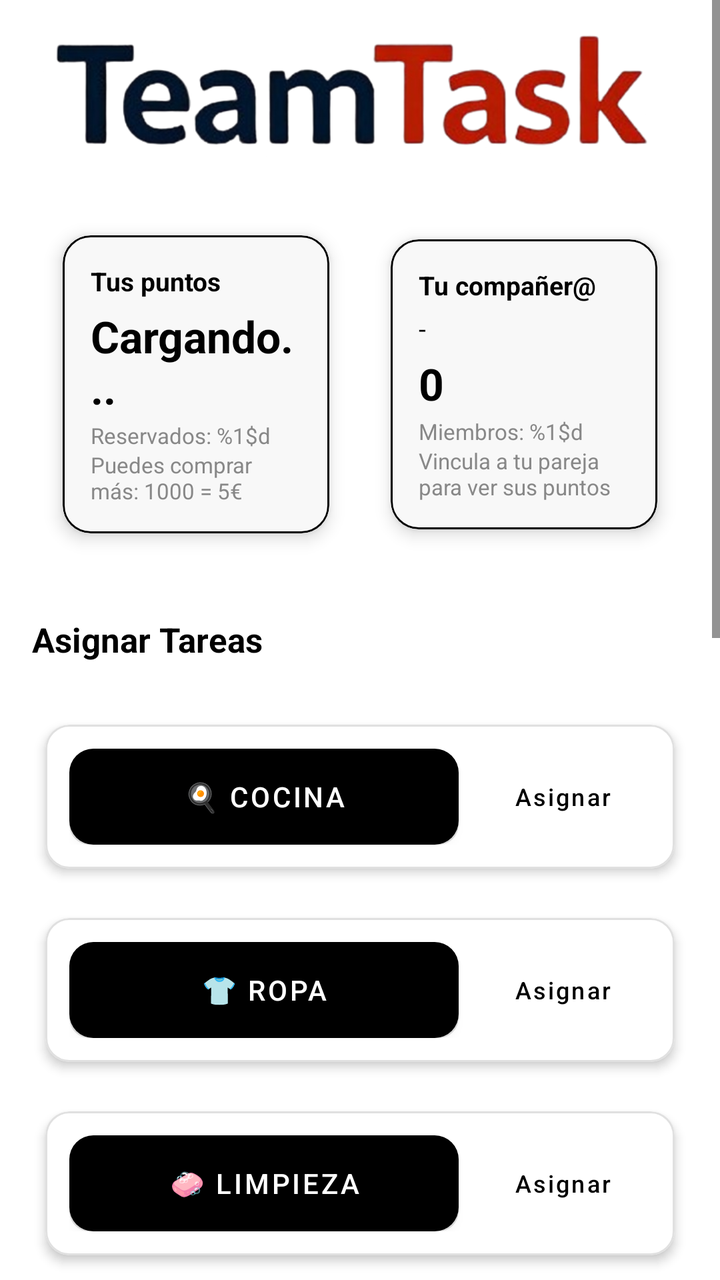
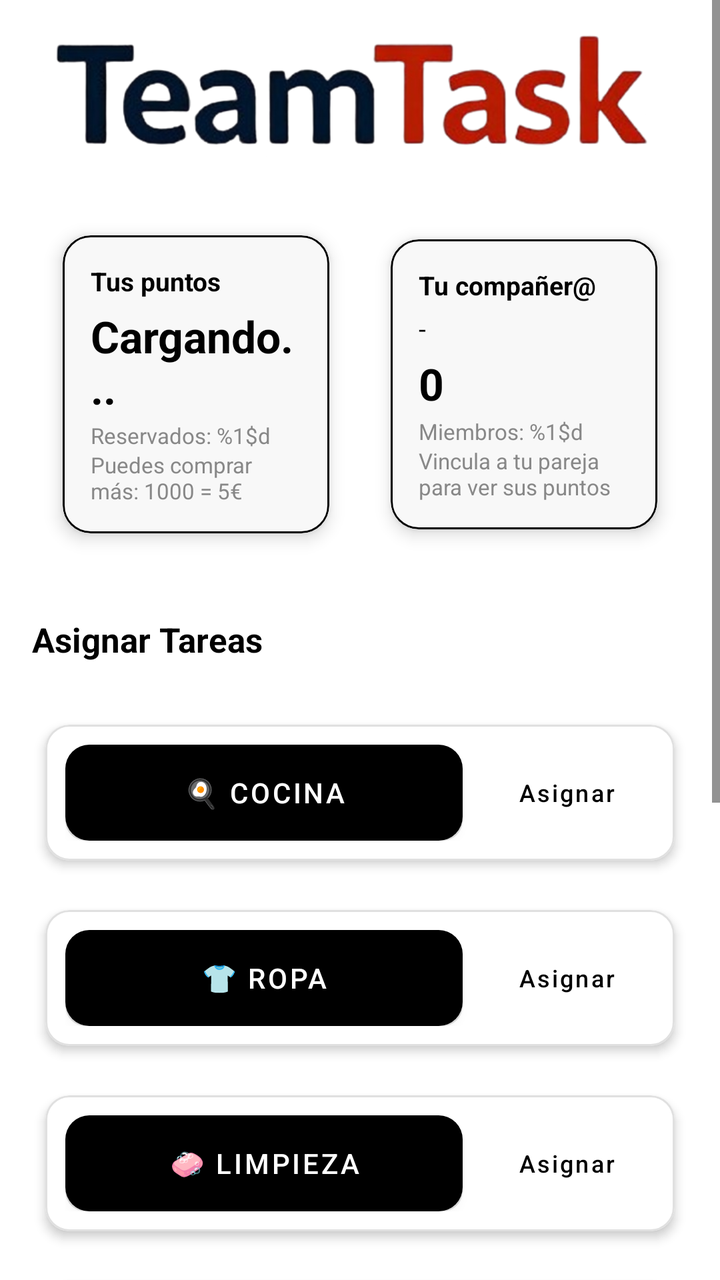

The first picture is an Android layout as it rendered before a commit; the second is the same layout after the commit. The layout source and the unified diff follow.
<!-- AndroidManifest.xml: application theme Theme.TFG -->
<!-- res/layout/fragment_pg_principal.xml -->
<?xml version="1.0" encoding="utf-8"?>
<ScrollView
    xmlns:android="http://schemas.android.com/apk/res/android"
    xmlns:app="http://schemas.android.com/apk/res-auto"
    android:layout_width="match_parent"
    android:layout_height="match_parent"
    android:fillViewport="true"
    android:background="@color/fondo">

    <LinearLayout
        android:layout_width="match_parent"
        android:layout_height="wrap_content"
        android:orientation="vertical"
        android:paddingTop="16dp"
        android:paddingStart="16dp"
        android:paddingEnd="16dp"
        android:paddingBottom="72dp">

        
        <ImageView
            android:id="@+id/titulo"
            android:layout_width="wrap_content"
            android:layout_height="64dp"
            android:layout_gravity="center"
            android:contentDescription="@string/app_name"
            android:src="@drawable/titulo" />

        
        <LinearLayout
            android:layout_width="match_parent"
            android:layout_height="wrap_content"
            android:orientation="horizontal"
            android:layout_marginTop="20dp"
            android:gravity="center"
            android:weightSum="2">

            
            <com.google.android.material.card.MaterialCardView
                android:layout_width="0dp"
                android:layout_height="wrap_content"
                android:layout_weight="1"
                android:layout_margin="6dp"
                app:cardCornerRadius="14dp"
                app:cardElevation="5dp"
                app:cardBackgroundColor="@color/white"
                app:strokeColor="@color/negro"
                app:strokeWidth="1dp">

                <LinearLayout
                    android:layout_width="match_parent"
                    android:layout_height="wrap_content"
                    android:orientation="vertical"
                    android:padding="14dp"
                    android:background="#F8F8F8">

                    <TextView
                        android:text="@string/tus_puntos"
                        android:textStyle="bold"
                        android:layout_height="wrap_content"
                        android:layout_width="wrap_content"
                        android:textColor="@color/texto_principal"
                        android:textSize="13sp" />

                    <TextView
                        android:id="@+id/puntosUsuario"
                        android:text="@string/cargando"
                        android:layout_height="wrap_content"
                        android:layout_width="wrap_content"
                        android:textSize="22sp"
                        android:textStyle="bold"
                        android:textColor="@color/negro"
                        android:layout_marginTop="4dp" />

                    <TextView
                        android:id="@+id/puntosReservados"
                        android:text="@string/reservados_format"
                        android:layout_width="wrap_content"
                        android:layout_height="wrap_content"
                        android:textSize="11sp"
                        android:textColor="@color/gris"
                        android:layout_marginTop="2dp" />

                    <TextView
                        android:text="@string/comprar_puntos"
                        android:textSize="11sp"
                        android:layout_height="wrap_content"
                        android:layout_width="wrap_content"
                        android:textColor="@color/gris" />
                </LinearLayout>
            </com.google.android.material.card.MaterialCardView>

            
            <com.google.android.material.card.MaterialCardView
                android:layout_width="0dp"
                android:layout_height="wrap_content"
                android:layout_weight="1"
                android:layout_margin="6dp"
                app:cardCornerRadius="14dp"
                app:cardElevation="5dp"
                app:cardBackgroundColor="@color/white"
                app:strokeColor="@color/negro"
                app:strokeWidth="1dp">

                <LinearLayout
                    android:layout_width="match_parent"
                    android:layout_height="wrap_content"
                    android:orientation="vertical"
                    android:padding="14dp"
                    android:background="#F8F8F8">

                    <TextView
                        android:text="@string/tu_companero"
                        android:textStyle="bold"
                        android:layout_height="wrap_content"
                        android:layout_width="wrap_content"
                        android:textColor="@color/texto_principal"
                        android:textSize="13sp" />

                    <TextView
                        android:id="@+id/nombreGrupo"
                        android:layout_width="wrap_content"
                        android:layout_height="wrap_content"
                        android:text="@string/guion"
                        android:textColor="@color/texto_principal"
                        android:textSize="13sp"
                        android:layout_marginTop="4dp" />

                    <TextView
                        android:id="@+id/puntosCompanero"
                        android:text="@string/cero"
                        android:textSize="22sp"
                        android:textStyle="bold"
                        android:textColor="@color/negro"
                        android:layout_height="wrap_content"
                        android:layout_width="wrap_content"
                        android:layout_marginTop="4dp" />

                    <TextView
                        android:id="@+id/miembrosCount"
                        android:text="@string/miembros_format"
                        android:layout_width="wrap_content"
                        android:layout_height="wrap_content"
                        android:textSize="11sp"
                        android:textColor="@color/gris"
                        android:layout_marginTop="2dp" />

                    <TextView
                        android:text="@string/vincula_pareja"
                        android:textSize="11sp"
                        android:textColor="@color/gris"
                        android:layout_height="wrap_content"
                        android:layout_width="wrap_content"/>
                </LinearLayout>
            </com.google.android.material.card.MaterialCardView>

        </LinearLayout>

        
        <TextView
            android:id="@+id/tituloAsignar"
            android:layout_width="wrap_content"
            android:layout_height="wrap_content"
            android:text="@string/asignar_tareas"
            android:textStyle="bold"
            android:textSize="17sp"
            android:textColor="@color/texto_principal"
            android:layout_marginTop="24dp"
            android:layout_marginBottom="4dp" />

        <TextView
            android:layout_width="wrap_content"
            android:layout_height="wrap_content"
            android:text=""
            android:id="@+id/textViewResultados"
            android:textColor="@color/texto_principal" />

        
        <LinearLayout
            android:id="@+id/bloqueCategorias"
            android:layout_width="match_parent"
            android:layout_height="wrap_content"
            android:orientation="vertical">

            
            <com.google.android.material.card.MaterialCardView
                android:layout_width="match_parent"
                android:layout_height="wrap_content"
                android:layout_marginBottom="8dp"
                app:cardCornerRadius="12dp"
                app:cardElevation="3dp"
                app:cardBackgroundColor="@color/white"
                app:strokeColor="@color/divisor"
                app:strokeWidth="1dp">

                <LinearLayout
                    android:layout_width="match_parent"
                    android:layout_height="wrap_content"
                    android:orientation="horizontal"
                    android:padding="12dp"
                    android:gravity="center_vertical">

                    <Button
                        android:id="@+id/categoriaCocina"
                        android:layout_width="0dp"
                        android:layout_weight="1"
                        android:layout_height="wrap_content"
                        style="@style/Widget.TFG.Boton.Relleno"
                        android:text="@string/categoria_cocina"
                        android:textColor="@color/on_acento" />

                    <Button
                        android:id="@+id/btnAsignarCocina"
                        android:layout_width="wrap_content"
                        android:layout_height="wrap_content"
                        style="@style/Widget.TFG.Boton.Contorno"
                        android:text="@string/asignar"
                        android:textSize="12sp"
                        android:layout_marginStart="8dp" />

                </LinearLayout>
            </com.google.android.material.card.MaterialCardView>

            
            <com.google.android.material.card.MaterialCardView
                android:layout_width="match_parent"
                android:layout_height="wrap_content"
                android:layout_marginBottom="8dp"
                app:cardCornerRadius="12dp"
                app:cardElevation="3dp"
                app:cardBackgroundColor="@color/white"
                app:strokeColor="@color/divisor"
                app:strokeWidth="1dp">

                <LinearLayout
                    android:layout_width="match_parent"
                    android:layout_height="wrap_content"
                    android:orientation="horizontal"
                    android:padding="12dp"
                    android:gravity="center_vertical">

                    <Button
                        android:id="@+id/categoriaRopa"
                        android:layout_width="0dp"
                        android:layout_weight="1"
                        android:layout_height="wrap_content"
                        style="@style/Widget.TFG.Boton.Relleno"
                        android:text="@string/categoria_ropa"
                        android:textColor="@color/on_acento" />

                    <Button
                        android:id="@+id/btnAsignarRopa"
                        android:layout_width="wrap_content"
                        android:layout_height="wrap_content"
                        style="@style/Widget.TFG.Boton.Contorno"
                        android:text="@string/asignar"
                        android:textSize="12sp"
                        android:layout_marginStart="8dp" />

                </LinearLayout>
            </com.google.android.material.card.MaterialCardView>

            
            <com.google.android.material.card.MaterialCardView
                android:layout_width="match_parent"
                android:layout_height="wrap_content"
                android:layout_marginBottom="8dp"
                app:cardCornerRadius="12dp"
                app:cardElevation="3dp"
                app:cardBackgroundColor="@color/white"
                app:strokeColor="@color/divisor"
                app:strokeWidth="1dp">

                <LinearLayout
                    android:layout_width="match_parent"
                    android:layout_height="wrap_content"
                    android:orientation="horizontal"
                    android:padding="12dp"
                    android:gravity="center_vertical">

                    <Button
                        android:id="@+id/categoriaLimpieza"
                        android:layout_width="0dp"
                        android:layout_weight="1"
                        android:layout_height="wrap_content"
                        style="@style/Widget.TFG.Boton.Relleno"
                        android:text="@string/categoria_limpieza"
                        android:textColor="@color/on_acento" />

                    <Button
                        android:id="@+id/btnAsignarLimpieza"
                        android:layout_width="wrap_content"
                        android:layout_height="wrap_content"
                        style="@style/Widget.TFG.Boton.Contorno"
                        android:text="@string/asignar"
                        android:textSize="12sp"
                        android:layout_marginStart="8dp" />

                </LinearLayout>
            </com.google.android.material.card.MaterialCardView>

            
            <com.google.android.material.card.MaterialCardView
                android:layout_width="match_parent"
                android:layout_height="wrap_content"
                android:layout_marginBottom="8dp"
                app:cardCornerRadius="12dp"
                app:cardElevation="3dp"
                app:cardBackgroundColor="@color/white"
                app:strokeColor="@color/divisor"
                app:strokeWidth="1dp">

                <LinearLayout
                    android:layout_width="match_parent"
                    android:layout_height="wrap_content"
                    android:orientation="horizontal"
                    android:padding="12dp"
                    android:gravity="center_vertical">

                    <Button
                        android:id="@+id/categoriaMascotas"
                        android:layout_width="0dp"
                        android:layout_weight="1"
                        android:layout_height="wrap_content"
                        style="@style/Widget.TFG.Boton.Relleno"
                        android:text="@string/categoria_mascotas"
                        android:textColor="@color/on_acento" />

                    <Button
                        android:id="@+id/btnAsignarMascotas"
                        android:layout_width="wrap_content"
                        android:layout_height="wrap_content"
                        style="@style/Widget.TFG.Boton.Contorno"
                        android:text="@string/asignar"
                        android:textSize="12sp"
                        android:layout_marginStart="8dp" />

                </LinearLayout>
            </com.google.android.material.card.MaterialCardView>

            
            <com.google.android.material.card.MaterialCardView
                android:layout_width="match_parent"
                android:layout_height="wrap_content"
                android:layout_marginBottom="8dp"
                app:cardCornerRadius="12dp"
                app:cardElevation="3dp"
                app:cardBackgroundColor="@color/white"
                app:strokeColor="@color/divisor"
                app:strokeWidth="1dp">

                <LinearLayout
                    android:layout_width="match_parent"
                    android:layout_height="wrap_content"
                    android:orientation="horizontal"
                    android:padding="12dp"
                    android:gravity="center_vertical">

                    <Button
                        android:id="@+id/categoriaRecados"
                        android:layout_width="0dp"
                        android:layout_weight="1"
                        android:layout_height="wrap_content"
                        style="@style/Widget.TFG.Boton.Relleno"
                        android:text="@string/categoria_recados"
                        android:textColor="@color/on_acento" />

                    <Button
                        android:id="@+id/btnAsignarRecados"
                        android:layout_width="wrap_content"
                        android:layout_height="wrap_content"
                        style="@style/Widget.TFG.Boton.Contorno"
                        android:text="@string/asignar"
                        android:textSize="12sp"
                        android:layout_marginStart="8dp" />

                </LinearLayout>
            </com.google.android.material.card.MaterialCardView>

            
            <com.google.android.material.card.MaterialCardView
                android:layout_width="match_parent"
                android:layout_height="wrap_content"
                app:cardCornerRadius="12dp"
                app:cardElevation="3dp"
                app:cardBackgroundColor="@color/white"
                app:strokeColor="@color/divisor"
                app:strokeWidth="1dp">

                <LinearLayout
                    android:layout_width="match_parent"
                    android:layout_height="wrap_content"
                    android:orientation="horizontal"
                    android:padding="12dp"
                    android:gravity="center_vertical">

                    <Button
                        android:id="@+id/categoriaPersonalizado"
                        android:textSize="11sp"
                        android:layout_width="0dp"
                        android:layout_weight="1"
                        android:layout_height="wrap_content"
                        style="@style/Widget.TFG.Boton.Relleno"
                        android:text="@string/categoria_personalizado"
                        android:textColor="@color/on_acento" />

                    <Button
                        android:id="@+id/btnAsignarPersonalizado"
                        android:layout_width="wrap_content"
                        android:layout_height="wrap_content"
                        style="@style/Widget.TFG.Boton.Contorno"
                        android:text="@string/asignar"
                        android:textSize="12sp"
                        android:layout_marginStart="8dp" />

                </LinearLayout>
            </com.google.android.material.card.MaterialCardView>

        </LinearLayout>

        
        <TextView
            android:layout_width="match_parent"
            android:layout_height="wrap_content"
            android:text="@string/tareas_recientes"
            android:textStyle="bold"
            android:layout_marginTop="24dp"
            android:textSize="17sp"
            android:textColor="@color/texto_principal" />

        <TextView
            android:id="@+id/tvSinTareasRecientes"
            android:layout_width="match_parent"
            android:layout_height="wrap_content"
            android:layout_marginTop="8dp"
            android:gravity="center"
            android:textSize="13sp"
            android:textColor="@color/texto_secundario"
            android:visibility="gone" />

        <androidx.recyclerview.widget.RecyclerView
            android:id="@+id/rvTareasHome"
            android:layout_width="match_parent"
            android:layout_height="240dp"
            android:clipToPadding="false"
            android:paddingBottom="12dp"
            android:nestedScrollingEnabled="false"
            app:layoutManager="androidx.recyclerview.widget.LinearLayoutManager" />

    </LinearLayout>

</ScrollView>
<!-- resources referenced by this layout -->
<resources>
  <color name="divisor">#E0E0E0</color>
  <color name="fondo">#FFFFFF</color>
  <color name="gris">#888888</color>
  <color name="negro">#000000</color>
  <color name="on_acento">#FFFFFF</color>
  <color name="texto_principal">#000000</color>
  <color name="texto_secundario">#2D2D2D</color>
  <color name="white">#FFFFFF</color>
  <string name="app_name">TeamTask</string>
  <string name="asignar">Asignar</string>
  <string name="asignar_tareas">Asignar Tareas</string>
  <string name="cargando">Cargando...</string>
  <string name="categoria_cocina">🍳 COCINA</string>
  <string name="categoria_limpieza">🧼 LIMPIEZA</string>
  <string name="categoria_mascotas">🐾 MASCOTAS</string>
  <string name="categoria_personalizado">⚙️PERSONALIZADO</string>
  <string name="categoria_recados">🧾 RECADOS</string>
  <string name="categoria_ropa">👕 ROPA</string>
  <string name="cero">0</string>
  <string name="comprar_puntos">Puedes comprar más: 1000 = 5€</string>
  <string name="guion">-</string>
  <string name="miembros_format">Miembros: %1$d</string>
  <string name="reservados_format">Reservados: %1$d</string>
  <string name="tareas_recientes">Tareas recientes</string>
  <string name="tu_companero">Tu compañer@</string>
  <string name="tus_puntos">Tus puntos</string>
  <string name="vincula_pareja">Vincula a tu pareja para ver sus puntos</string>
  <style name="Widget.TFG.Boton.Relleno" parent="Widget.MaterialComponents.Button">
          <item name="android:background">@drawable/btn_filled_black</item>
          <item name="android:textColor">@color/on_acento</item>
          <item name="android:minHeight">48dp</item>
          <item name="android:textAllCaps">false</item>
          <item name="android:textSize">14sp</item>
      </style>
  <style name="Theme.TFG" parent="Tema.TFG.Moderno" />
  <color name="primario">#000000</color>
  <color name="superficie">#FFFFFF</color>
  <style name="Widget.TFG.Tarjeta" parent="Widget.MaterialComponents.CardView">
          <item name="cardCornerRadius">12dp</item>
          <item name="cardUseCompatPadding">true</item>
          <item name="cardElevation">4dp</item>
          <item name="cardBackgroundColor">@color/white</item>
          <item name="strokeColor">@color/divisor</item>
          <item name="strokeWidth">1dp</item>
      </style>
  <style name="Widget.TFG.EditText" parent="@style/Widget.MaterialComponents.TextInputEditText.OutlinedBox">
          <item name="android:textColor">@color/texto_principal</item>
          <item name="android:textColorHint">@color/gris</item>
          <item name="android:background">@drawable/bg_input_campo</item>
          <item name="android:padding">12dp</item>
      </style>
  <style name="TextAppearance.TFG.Cuerpo" parent="TextAppearance.MaterialComponents.Body1">
          <item name="android:textColor">@color/texto_secundario</item>
          <item name="android:textSize">14sp</item>
      </style>
  <style name="TextAppearance.TFG.Titulo" parent="TextAppearance.MaterialComponents.Headline6">
          <item name="android:textColor">@color/texto_principal</item>
          <item name="android:textStyle">bold</item>
          <item name="android:textSize">20sp</item>
      </style>
  <style name="Widget.TFG.BottomNav" parent="Widget.MaterialComponents.BottomNavigationView">
          <item name="android:minHeight">0dp</item>
          <item name="itemPaddingTop">6dp</item>
          <item name="itemPaddingBottom">6dp</item>
          <item name="itemTextAppearanceActive">@style/TextAppearance.TFG.NavLabel</item>
          <item name="itemTextAppearanceInactive">@style/TextAppearance.TFG.NavLabel</item>
      </style>
  <style name="TextAppearance.TFG.NavLabel" parent="TextAppearance.MaterialComponents.Caption">
          <item name="android:textSize">10sp</item>
      </style>
  <!-- unchanged entries left out for length: 5 -->
</resources>

<!-- the commit's change to res/layout/fragment_pg_principal.xml (unified diff, before → after) -->
@@ -196,7 +196,7 @@
                     android:layout_width="match_parent"
                     android:layout_height="wrap_content"
                     android:orientation="horizontal"
-                    android:padding="12dp"
+                    android:padding="10dp"
                     android:gravity="center_vertical">
 
                     <Button
@@ -235,7 +235,7 @@
                     android:layout_width="match_parent"
                     android:layout_height="wrap_content"
                     android:orientation="horizontal"
-                    android:padding="12dp"
+                    android:padding="10dp"
                     android:gravity="center_vertical">
 
                     <Button
@@ -274,7 +274,7 @@
                     android:layout_width="match_parent"
                     android:layout_height="wrap_content"
                     android:orientation="horizontal"
-                    android:padding="12dp"
+                    android:padding="10dp"
                     android:gravity="center_vertical">
 
                     <Button
@@ -313,7 +313,7 @@
                     android:layout_width="match_parent"
                     android:layout_height="wrap_content"
                     android:orientation="horizontal"
-                    android:padding="12dp"
+                    android:padding="10dp"
                     android:gravity="center_vertical">
 
                     <Button
@@ -352,7 +352,7 @@
                     android:layout_width="match_parent"
                     android:layout_height="wrap_content"
                     android:orientation="horizontal"
-                    android:padding="12dp"
+                    android:padding="10dp"
                     android:gravity="center_vertical">
 
                     <Button
@@ -390,7 +390,7 @@
                     android:layout_width="match_parent"
                     android:layout_height="wrap_content"
                     android:orientation="horizontal"
-                    android:padding="12dp"
+                    android:padding="10dp"
                     android:gravity="center_vertical">
 
                     <Button
@@ -440,11 +440,9 @@
         <androidx.recyclerview.widget.RecyclerView
             android:id="@+id/rvTareasHome"
             android:layout_width="match_parent"
-            android:layout_height="240dp"
-            android:clipToPadding="false"
-            android:paddingBottom="12dp"
+            android:layout_height="wrap_content"
             android:nestedScrollingEnabled="false"
-            app:layoutManager="androidx.recyclerview.widget.LinearLayoutManager" />
+            android:overScrollMode="never" />
 
     </LinearLayout>
 
